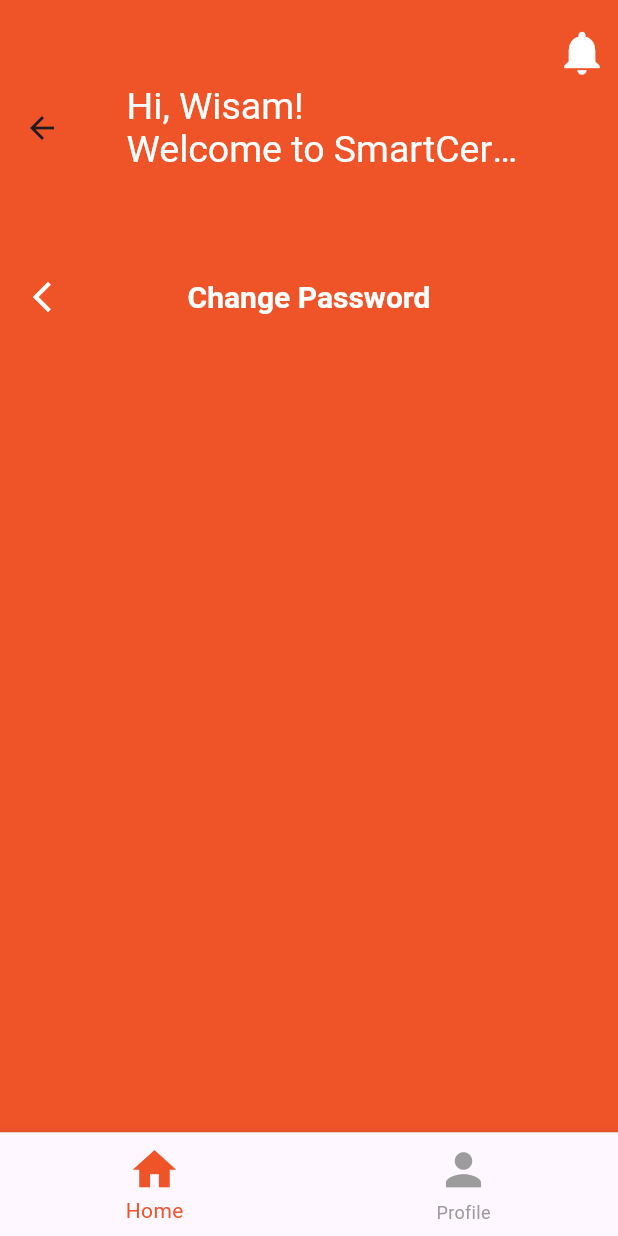
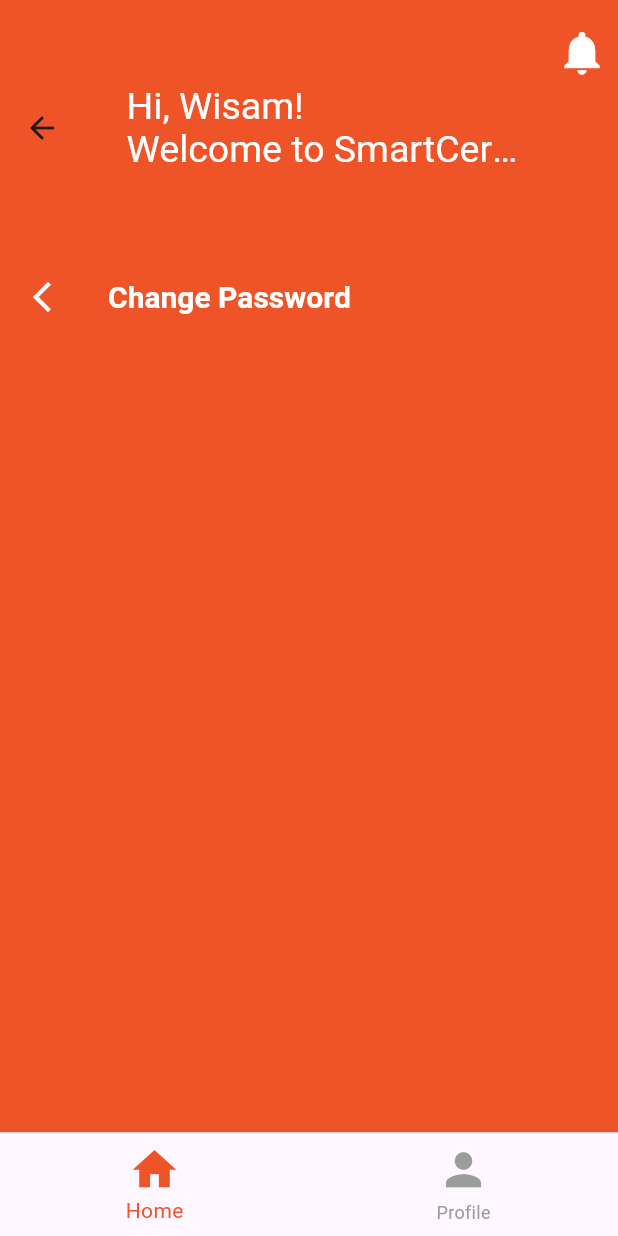
Before and after one commit to wisamahmad123/mobile_smarcerti_collab, a Flutter app: the ChangePasswordScreen screen opened directly, on a phone screen of 412 x 824 dp. Run offline on Flutter 3.47's test engine with Material 3 defaults, Android fonts, the phone set to English and light mode, and no system bars; Roboto replaces fonts that are missing (Poppins, Ramabhadra).

Commit message:
change password

```diff
--- a/lib/widgets/change_password_form.dart
+++ b/lib/widgets/change_password_form.dart
@@ -1,4 +1,6 @@
 import 'package:flutter/material.dart';
+import '../widgets/pimpinan_bottom_nav_bar.dart';
+import '../pages/change_password.dart';
 
 class ChangePassword extends StatefulWidget {
   // Perbaikan nama class
--- a/lib/widgets/custom_app_bar.dart
+++ b/lib/widgets/custom_app_bar.dart
@@ -50,12 +50,44 @@
   Size get preferredSize => const Size.fromHeight(170);
 }
 
+// class AppBarProfile extends StatelessWidget implements PreferredSizeWidget {
+//   @override
+//   Widget build(BuildContext context) {
+//     return AppBar(
+//       backgroundColor: Color(0xFFEF5428), // Warna oranye khusus
+//       title: Text(
+//         'Change Password',
+//         style: TextStyle(
+//           fontFamily: 'Poppins', // Menggunakan font Poppins
+//           fontSize: 20,
+//           color: Colors.white,
+//           fontWeight: FontWeight.bold,
+//         ),
+//       ),
+//       centerTitle: true, // Memastikan judul berada di tengah
+//       leading: IconButton(
+//         icon: Icon(Icons.arrow_back_ios_new), // Panah di kiri
+//         color: Colors.white,
+//         onPressed: () {
+//           // Aksi ketika tombol kembali ditekan
+//         },
+//       ),
+//     );
+//   }
+
+//   @override
+//   Size get preferredSize => Size.fromHeight(kToolbarHeight);
+// }
+
 class AppBarProfile extends StatelessWidget implements PreferredSizeWidget {
   @override
   Widget build(BuildContext context) {
     return AppBar(
       backgroundColor: Color(0xFFEF5428), // Warna oranye khusus
-      title: Text(
+      title: Row(
+        mainAxisAlignment: MainAxisAlignment.start, // Menyusun judul di kiri
+        children: [
+          Text(
             'Change Password',
             style: TextStyle(
               fontFamily: 'Poppins', // Menggunakan font Poppins
@@ -64,12 +96,14 @@
               fontWeight: FontWeight.bold,
             ),
           ),
-      centerTitle: true, // Memastikan judul berada di tengah
+        ],
+      ),
+      centerTitle: false, // Mengatur centerTitle menjadi false
       leading: IconButton(
         icon: Icon(Icons.arrow_back_ios_new), // Panah di kiri
         color: Colors.white,
         onPressed: () {
-          // Aksi ketika tombol kembali ditekan
+          Navigator.pop(context); // Kembali ke halaman sebelumnya
         },
       ),
     );
--- a/lib/widgets/pimpinan_bottom_nav_bar.dart
+++ b/lib/widgets/pimpinan_bottom_nav_bar.dart
@@ -2,6 +2,7 @@
 import 'package:flutter/material.dart';
 import '../pages/home_page.dart'; // Import halaman Home
 import '../pages/profile_page.dart'; // Import halaman Profile
+import '../pages/change_password.dart';
 
 class PimpinanBottomNavBar extends StatefulWidget {
   const PimpinanBottomNavBar({super.key});
@@ -41,8 +42,7 @@
         ),
       ],
       currentIndex: _selectedIndex, // Indeks yang aktif
-      unselectedItemColor:
-          const Color.fromARGB(255, 156, 156, 156),
+      unselectedItemColor: const Color.fromARGB(255, 156, 156, 156),
       onTap: _onItemTapped, // Panggil fungsi saat item diklik
       selectedItemColor:
           const Color.fromARGB(255, 239, 84, 40), // Warna item yang dipilih
```
Lines whose indentation alone changed are shown as unchanged.
